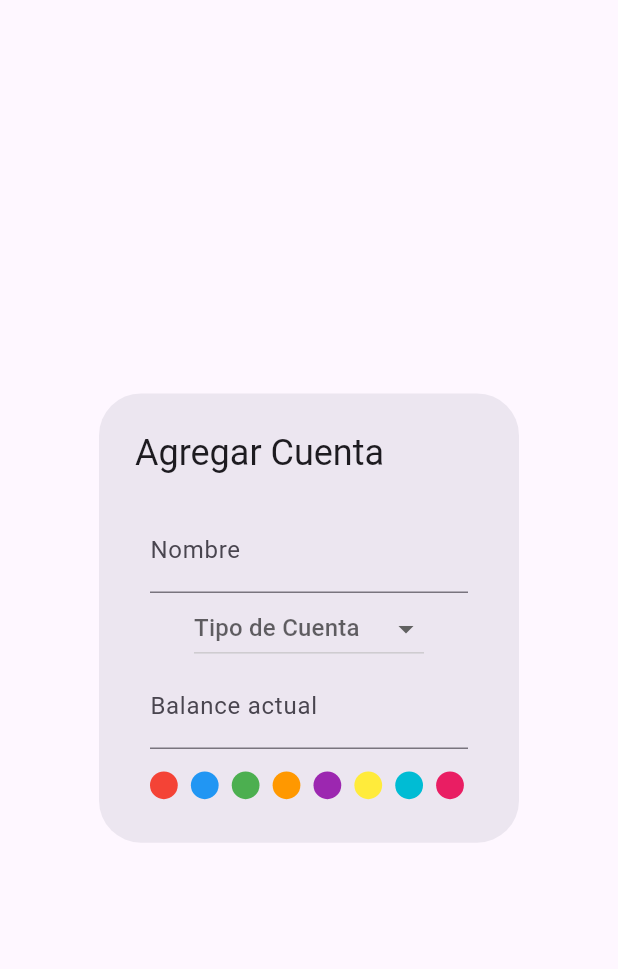
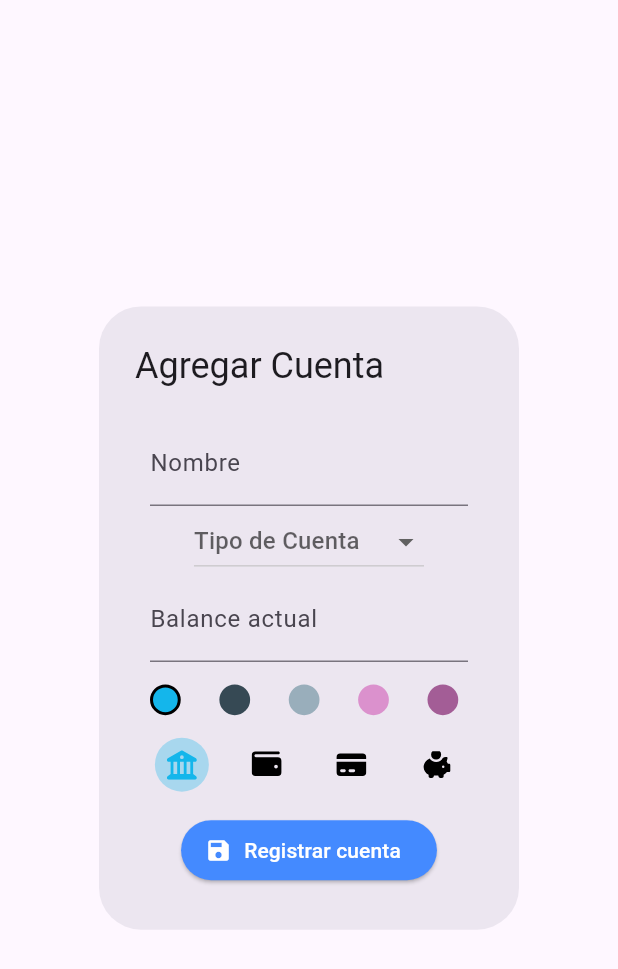
Before and after one commit to edd86/personal_expenses, a Flutter app: the DialogAddAccount widget shown alone on an empty page, opened directly, on a phone screen of 412 x 824 dp. Shown: the top 969 px of the screen. Run offline on Flutter 3.47's test engine with Material 3 defaults, Android fonts, the phone set to English and light mode, and no system bars; our stand-ins replace flutter_svg, sqflite; accounts and stored records are empty.

Commit message:
Refactor DialogAddAccount to use EnumColors and EnumIcons for color and icon selection

```diff
--- a/lib/feature/accounts_manager/presentation/widgets/dialog_add_account.dart
+++ b/lib/feature/accounts_manager/presentation/widgets/dialog_add_account.dart
@@ -1,4 +1,8 @@
+
 import 'package:flutter/material.dart';
+import 'package:flutter_svg/svg.dart';
+import 'package:personal_expenses/core/constants/enum_color.dart';
+import 'package:personal_expenses/core/constants/enum_icons.dart';
 
 class DialogAddAccount extends StatefulWidget {
   const DialogAddAccount({super.key});
@@ -19,17 +23,9 @@ class _DialogAddAccountState extends State<DialogAddAccount> {
     'Efectivo',
     'Inversiones',
   ];
-  final List<Color> _colors = [
-    Colors.red,
-    Colors.blue,
-    Colors.green,
-    Colors.orange,
-    Colors.purple,
-    Colors.yellow,
-    Colors.cyan,
-    Colors.pink,
-  ];
-  Color? _selectedColor;
+
+  EnumColors _colorSelected = EnumColors.skyBlue;
+  EnumIcons _iconSelected = EnumIcons.bank;
 
   @override
   Widget build(BuildContext context) {
@@ -70,31 +66,84 @@ class _DialogAddAccountState extends State<DialogAddAccount> {
                 mainAxisAlignment: MainAxisAlignment.spaceBetween,
                 children: [
                   Wrap(
-                    spacing: 8.75,
-                    children: _colors
-                        .map(
-                          (color) => GestureDetector(
+                    spacing: 25.75,
+                    children: EnumColors.values.map((enumColor) {
+                      return GestureDetector(
                         onTap: () {
                           setState(() {
-                                _selectedColor = color;
+                            _colorSelected = enumColor;
                           });
                         },
                         child: Container(
-                              width: 18.5,
-                              height: 18.5,
+                          width: 20.5,
+                          height: 20.5,
                           decoration: BoxDecoration(
-                                color: color,
+                            color: enumColor.color,
                             shape: BoxShape.circle,
-                                border: _selectedColor == color
+                            border: _colorSelected == enumColor
                                 ? Border.all(color: Colors.black, width: 2)
                                 : null,
                           ),
                         ),
-                          ),
-                        )
-                        .toList(),
+                      );
+                    }).toList(),
                   ),
                 ],
+              ),
+              SizedBox(height: 15),
+              Row(
+                mainAxisAlignment: MainAxisAlignment.spaceEvenly,
+                mainAxisSize: MainAxisSize.min,
+                children: [
+                  Wrap(
+                    spacing: 20.5,
+                    children: EnumIcons.values.map((enumIcon) {
+                      return GestureDetector(
+                        onTap: () {
+                          setState(() {
+                            _iconSelected = enumIcon;
+                          });
+                        },
+                        child: Container(
+                          width: 36,
+                          height: 36,
+                          decoration: BoxDecoration(
+                            color: _iconSelected == enumIcon
+                                ? _colorSelected.color.withAlpha(80)
+                                : Colors.transparent,
+                            shape: BoxShape.circle,
+                          ),
+                          child: Center(
+                            child: SvgPicture.asset(
+                              enumIcon.path,
+                              height: 20,
+                              width: 20,
+                              colorFilter: _iconSelected == enumIcon
+                                  ? ColorFilter.mode(
+                                      _colorSelected.color,
+                                      BlendMode.srcIn,
+                                    )
+                                  : null,
+                            ),
+                          ),
+                        ),
+                      );
+                    }).toList(),
+                  ),
+                ],
+              ),
+              SizedBox(height: 15),
+              ElevatedButton.icon(
+                style: ButtonStyle(
+                  backgroundColor: WidgetStatePropertyAll(Colors.blueAccent),
+                  foregroundColor: WidgetStatePropertyAll(Colors.blueAccent),
+                ),
+                onPressed: () {},
+                label: Text(
+                  'Registrar cuenta',
+                  style: TextStyle(color: Colors.white),
+                ),
+                icon: Icon(Icons.save, color: Colors.white),
               ),
             ],
           ),
```
Lines whose indentation alone changed are shown as unchanged.
